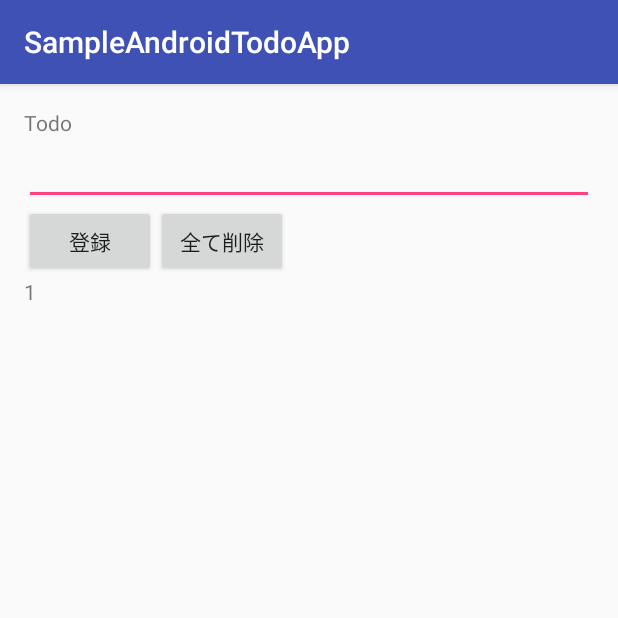
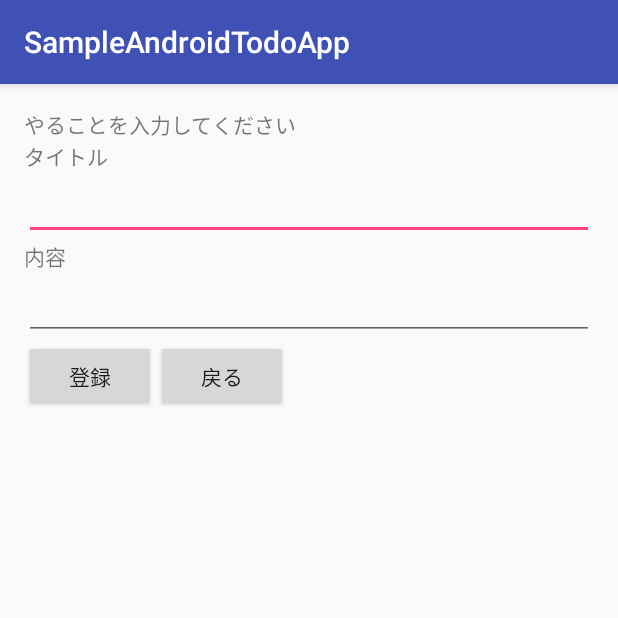
Before and after one commit to YutaKosuki/SampleAndroidTodoApp, an Android app: the screen it shows after launch (MainActivity before the commit, EntryActivity after it), after a tap on "登録", on a phone screen of 412 x 824 dp, the top half of it. Run offline under Robolectric (Android 15) with nearby library versions, the phone set to English and light mode, and no system bars.

Commit message:
登録画面を別画面に分ける

```diff
--- a/app/src/main/AndroidManifest.xml
+++ b/app/src/main/AndroidManifest.xml
@@ -15,7 +15,8 @@
                 <category android:name="android.intent.category.LAUNCHER" />
             </intent-filter>
         </activity>
-        <activity android:name=".TodoDetailActivity"></activity>
+        <activity android:name=".TodoDetailActivity" />
+        <activity android:name=".EntryActivity"></activity>
     </application>
 
 </manifest>
--- /dev/null
+++ b/app/src/main/java/com/example/kosuk_000/sampleandroidtodoapp/EntryActivity.java
@@ -0,0 +1,51 @@
+package com.example.kosuk_000.sampleandroidtodoapp;
+
+import android.content.ContentValues;
+import android.content.Intent;
+import android.database.sqlite.SQLiteDatabase;
+import android.support.v7.app.AppCompatActivity;
+import android.os.Bundle;
+import android.view.View;
+import android.widget.Button;
+import android.widget.EditText;
+import android.widget.TextView;
+
+public class EntryActivity extends AppCompatActivity {
+
+    @Override
+    protected void onCreate(Bundle savedInstanceState) {
+        super.onCreate(savedInstanceState);
+        setContentView(R.layout.activity_entry);
+
+        MyOpenHelper helper = new MyOpenHelper(this);
+        final SQLiteDatabase db = helper.getWritableDatabase();
+
+        final EditText todo_title   = (EditText)findViewById(R.id.entry_todo_title);
+        final EditText todo_content = (EditText)findViewById(R.id.entry_todo_content);
+
+        Button btn_entry = (Button) findViewById(R.id.btn_entry);
+        btn_entry.setOnClickListener(new View.OnClickListener() {
+            @Override
+            public void onClick(View v) {
+
+                ContentValues insertValues = new ContentValues();
+                insertValues.put(Todo.COLUMN_NAME_TITLE, todo_title.getText().toString());
+                insertValues.put(Todo.COLUMN_NAME_CONTENT, todo_content.getText().toString());
+                long id = db.insert(Todo.TODO_TABLE_NAME, null, insertValues);
+
+                Intent intent = new Intent(EntryActivity.this, MainActivity.class);
+                startActivity(intent);
+            }
+        });
+
+        Button btn_to_main = (Button) findViewById(R.id.btn_to_main);
+        btn_to_main.setOnClickListener(new View.OnClickListener() {
+            @Override
+            public void onClick(View v) {
+                Intent intent = new Intent(EntryActivity.this, MainActivity.class);
+                startActivity(intent);
+            }
+        });
+
+    }
+}
--- a/app/src/main/java/com/example/kosuk_000/sampleandroidtodoapp/MainActivity.java
+++ b/app/src/main/java/com/example/kosuk_000/sampleandroidtodoapp/MainActivity.java
@@ -28,21 +28,21 @@ public class MainActivity extends AppCompatActivity {
         setContentView(R.layout.activity_main);
 
         MyOpenHelper helper = new MyOpenHelper(this);
-        final ListView listView = (ListView) findViewById(R.id.listView);
         final SQLiteDatabase db = helper.getWritableDatabase();
 
-        final EditText todoText = (EditText) findViewById(R.id.entry_todo);
+        final ListView listView = (ListView) findViewById(R.id.listView);
 
         // データを取得
-        mCursor = db.query(Todo.TODO_TABLE_NAME, new String[] {Todo.COLUMN_NAME_ID, Todo.COLUMN_NAME_TITLE}, null, null, null, null, null);
+        String [] columns = {Todo.COLUMN_NAME_TITLE};
+        mCursor = db.rawQuery("select * from " + Todo.TODO_TABLE_NAME, null);
 
         // UIにバインドするデータのカラム
         String[] from = {
-                Todo.COLUMN_NAME_ID, Todo.COLUMN_NAME_TITLE
+                Todo.COLUMN_NAME_TITLE
         };
         // 指定したカラムのデータを表示するViewのID
         int[] to = {
-                R.id.todo_id, R.id.todo_content
+                R.id.todo_title
         };
 
         mSimpleCursorAdapter = new SimpleCursorAdapter(this, R.layout.listitembook, mCursor, from, to, CursorAdapter.FLAG_REGISTER_CONTENT_OBSERVER);
@@ -54,15 +54,8 @@ public class MainActivity extends AppCompatActivity {
             @Override
             public void onClick(View v) {
 
-                String todo = todoText.getText().toString();
-
-                ContentValues insertValues = new ContentValues();
-                insertValues.put(Todo.COLUMN_NAME_TITLE, todo);
-                long id = db.insert(Todo.TODO_TABLE_NAME, todo, insertValues);
-
-                // データを再読み込みする
-                mSimpleCursorAdapter.getCursor().requery();
-
+                Intent intent = new Intent(MainActivity.this, EntryActivity.class);
+                startActivity(intent);
             }
         });
 
@@ -85,8 +78,8 @@ public class MainActivity extends AppCompatActivity {
 
                 Intent intent = new Intent(MainActivity.this, TodoDetailActivity.class);
 
-                intent.putExtra(Todo.COLUMN_NAME_ID, cursor.getString(cursor.getColumnIndex(Todo.COLUMN_NAME_ID)));
                 intent.putExtra(Todo.COLUMN_NAME_TITLE, cursor.getString(cursor.getColumnIndex(Todo.COLUMN_NAME_TITLE)));
+                intent.putExtra(Todo.COLUMN_NAME_CONTENT, cursor.getString(cursor.getColumnIndex(Todo.COLUMN_NAME_CONTENT)));
                 startActivity(intent);
             }
         });
--- a/app/src/main/java/com/example/kosuk_000/sampleandroidtodoapp/MyOpenHelper.java
+++ b/app/src/main/java/com/example/kosuk_000/sampleandroidtodoapp/MyOpenHelper.java
@@ -12,7 +12,8 @@ public class MyOpenHelper extends SQLiteOpenHelper {
     private static final String TODO_DB_CREATE =
             "CREATE TABLE " + Todo.TODO_TABLE_NAME + " (" +
                     Todo.COLUMN_NAME_ID + " INTEGER PRIMARY KEY AUTOINCREMENT, " +
-                    Todo.COLUMN_NAME_TITLE + " TEXT NOT NULL);";
+                    Todo.COLUMN_NAME_TITLE + " TEXT NOT NULL, " +
+                    Todo.COLUMN_NAME_CONTENT + " TEXT NOT NULL);";
     private static final String TODO_TABLE_DELETE =
             "DROP TABLE IF EXISTS " + Todo.TODO_TABLE_NAME;
 
--- a/app/src/main/java/com/example/kosuk_000/sampleandroidtodoapp/TodoDetailActivity.java
+++ b/app/src/main/java/com/example/kosuk_000/sampleandroidtodoapp/TodoDetailActivity.java
@@ -15,11 +15,11 @@ public class TodoDetailActivity extends AppCompatActivity {
 
         Intent intent = getIntent();
 
-        TextView textViewId = (TextView) findViewById(R.id.todo_detail_id_data);
-        textViewId.setText(intent.getStringExtra(Todo.COLUMN_NAME_ID));
+        TextView textViewId = (TextView) findViewById(R.id.todo_detail_title_data);
+        textViewId.setText(intent.getStringExtra(Todo.COLUMN_NAME_TITLE));
 
         TextView textViewContent = (TextView) findViewById(R.id.todo_detail_content_data);
-        textViewContent.setText(intent.getStringExtra(Todo.COLUMN_NAME_TITLE));
+        textViewContent.setText(intent.getStringExtra(Todo.COLUMN_NAME_CONTENT));
 
     }
 }
--- /dev/null
+++ b/app/src/main/res/layout/activity_entry.xml
@@ -0,0 +1,70 @@
+<?xml version="1.0" encoding="utf-8"?>
+<RelativeLayout xmlns:android="http://schemas.android.com/apk/res/android"
+    xmlns:tools="http://schemas.android.com/tools"
+    android:layout_width="match_parent"
+    android:layout_height="match_parent"
+    android:paddingBottom="@dimen/activity_vertical_margin"
+    android:paddingLeft="@dimen/activity_horizontal_margin"
+    android:paddingRight="@dimen/activity_horizontal_margin"
+    android:paddingTop="@dimen/activity_vertical_margin"
+    tools:context="com.example.kosuk_000.sampleandroidtodoapp.EntryActivity">
+
+    <TextView
+        android:text="@string/todo_entry_description"
+        android:layout_width="wrap_content"
+        android:layout_height="wrap_content"
+        android:id="@+id/todo_desc"/>
+
+
+    <LinearLayout
+        android:orientation="vertical"
+        android:layout_width="match_parent"
+        android:layout_height="wrap_content"
+        android:id="@+id/todo_linear_layout"
+        android:layout_below="@+id/todo_desc">
+
+        <TextView
+            android:text="@string/todo_title"
+            android:layout_width="wrap_content"
+            android:layout_height="wrap_content"
+            android:id="@+id/todo_title"/>
+        <EditText
+            android:layout_width="match_parent"
+            android:layout_height="wrap_content"
+            android:id="@+id/entry_todo_title"/>
+
+        <TextView
+            android:layout_width="wrap_content"
+            android:layout_height="wrap_content"
+            android:text="@string/todo_content"
+            android:id="@+id/todo_content"/>
+        <EditText
+            android:layout_width="match_parent"
+            android:layout_height="wrap_content"
+            android:id="@+id/entry_todo_content"/>
+    </LinearLayout>
+
+    <LinearLayout
+        android:orientation="horizontal"
+        android:layout_width="match_parent"
+        android:layout_height="wrap_content"
+        android:layout_below="@+id/todo_linear_layout"
+        android:layout_alignParentLeft="true"
+        android:layout_alignParentStart="true"
+        android:id="@+id/linearLayout">
+
+        <Button
+            android:layout_width="wrap_content"
+            android:layout_height="wrap_content"
+            android:text="@string/btn_entry"
+            android:id="@+id/btn_entry" />
+
+        <Button
+            android:layout_width="wrap_content"
+            android:layout_height="wrap_content"
+            android:id="@+id/btn_to_main"
+            android:text="@string/btn_to_main"/>
+
+    </LinearLayout>
+
+</RelativeLayout>
--- a/app/src/main/res/layout/activity_main.xml
+++ b/app/src/main/res/layout/activity_main.xml
@@ -6,24 +6,10 @@
     android:paddingTop="@dimen/activity_vertical_margin"
     android:paddingBottom="@dimen/activity_vertical_margin" tools:context=".MainActivity">
 
-    <TextView
-        android:text="@string/todo_name"
-        android:layout_width="wrap_content"
-        android:layout_height="wrap_content"
-        android:id="@+id/todo_name"/>
-    <EditText
-        android:layout_width="wrap_content"
-        android:layout_height="wrap_content"
-        android:id="@+id/entry_todo"
-        android:layout_below="@id/todo_name"
-        android:layout_alignParentLeft="true"
-        android:layout_alignParentRight="true"/>
-
     <LinearLayout
         android:orientation="horizontal"
         android:layout_width="match_parent"
         android:layout_height="wrap_content"
-        android:layout_below="@+id/entry_todo"
         android:layout_alignParentLeft="true"
         android:layout_alignParentStart="true"
         android:id="@+id/linearLayout">
--- a/app/src/main/res/layout/activity_todo_detail.xml
+++ b/app/src/main/res/layout/activity_todo_detail.xml
@@ -10,25 +10,25 @@
     tools:context="com.example.kosuk_000.sampleandroidtodoapp.TodoDetailActivity">
 
     <TextView
-        android:text="@string/todo_name"
+        android:text="@string/todo_title"
         android:layout_width="wrap_content"
         android:layout_height="wrap_content"
-        android:id="@+id/todo_detail_id"/>
+        android:id="@+id/todo_detail_title"/>
     <TextView
         android:layout_width="wrap_content"
         android:layout_height="wrap_content"
-        android:id="@+id/todo_detail_id_data"
-        android:layout_below="@id/todo_detail_id"
+        android:id="@+id/todo_detail_title_data"
+        android:layout_below="@id/todo_detail_title"
         android:layout_alignParentLeft="true"
         android:layout_alignParentRight="true"
-        android:text="TodoのID:上書きされる予定"/>
+        android:text="Todoのタイトル:上書きされる予定"/>
 
     <TextView
         android:text="@string/todo_content"
         android:layout_width="wrap_content"
         android:layout_height="wrap_content"
         android:id="@+id/todo_detail_content"
-        android:layout_below="@+id/todo_detail_id_data"/>
+        android:layout_below="@+id/todo_detail_title_data"/>
     <TextView
         android:layout_width="wrap_content"
         android:layout_height="wrap_content"
--- a/app/src/main/res/layout/listitembook.xml
+++ b/app/src/main/res/layout/listitembook.xml
@@ -4,13 +4,9 @@
     android:layout_height="match_parent">
 
     <TextView
-        android:id="@+id/todo_id"
+        android:id="@+id/todo_title"
         android:layout_width="wrap_content"
         android:layout_height="wrap_content" />
 
-    <TextView
-        android:id="@+id/todo_content"
-        android:layout_width="wrap_content"
-        android:layout_height="wrap_content" />
 
 </LinearLayout>
--- a/app/src/main/res/values/strings.xml
+++ b/app/src/main/res/values/strings.xml
@@ -1,7 +1,11 @@
 <resources>
     <string name="app_name">SampleAndroidTodoApp</string>
     <string name="todo_name">Todo</string>
+    <string name="todo_title">タイトル</string>
     <string name="todo_content">内容</string>
+    <string name="todo_deadline">期限</string>
     <string name="btn_entry">登録</string>
+    <string name="btn_to_main">戻る</string>
     <string name="btn_all_delete">全て削除</string>
+    <string name="todo_entry_description">やることを入力してください</string>
 </resources>
```
